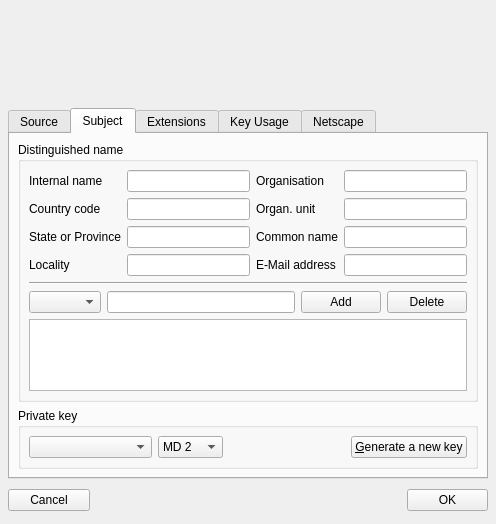
chris2511/xca, file ui/NewX509.ui: the form before one commit.
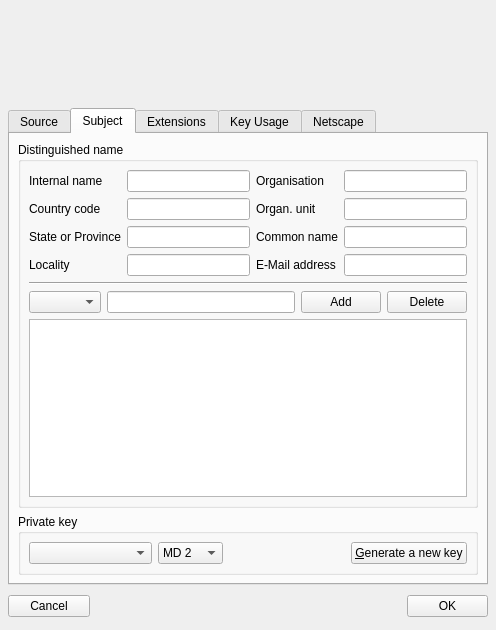
The form after the commit. The open tabs and pages were chosen to show the change. Custom widgets are drawn as their Qt base class.

Commit message: add RSAwithSha256 for openssl 0.9.8 fix tab-enabling for templates and requests remove obsolete code use right compiler in configure

The edit to the form file:
```diff
--- a/ui/NewX509.ui
+++ b/ui/NewX509.ui
@@ -9,7 +9,7 @@
     <x>0</x>
     <y>0</y>
     <width>496</width>
-    <height>520</height>
+    <height>630</height>
    </rect>
   </property>
   <property name="windowTitle" >
@@ -79,7 +79,10 @@
    </item>
    <item>
     <widget class="QTabWidget" name="tabWidget" >
-     <widget class="QWidget" name="tab" >
+     <property name="currentIndex" >
+      <number>1</number>
+     </property>
+     <widget class="QWidget" name="tab_0" >
       <attribute name="title" >
        <string>Source</string>
       </attribute>
@@ -1438,7 +1441,7 @@
  <customwidgets>
   <customwidget>
    <class>Validity</class>
-   <extends></extends>
+   <extends>QWidget</extends>
    <header>widgets/validity.h</header>
    <container>1</container>
    <pixmap></pixmap>
```
The commit also changes 6 other files.
